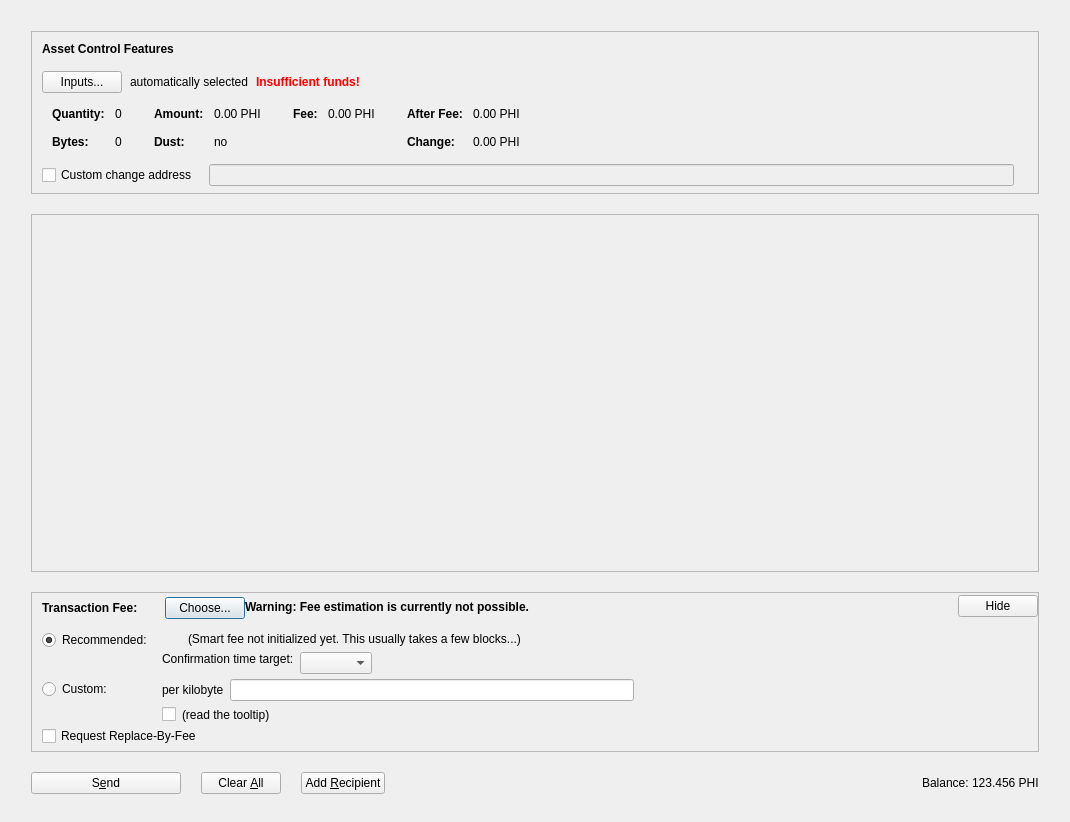
Before: the Qt Designer form src/qt/forms/assetsdialog.ui in PhicoinProject/PhicoinProject, drawn with Qt 5.
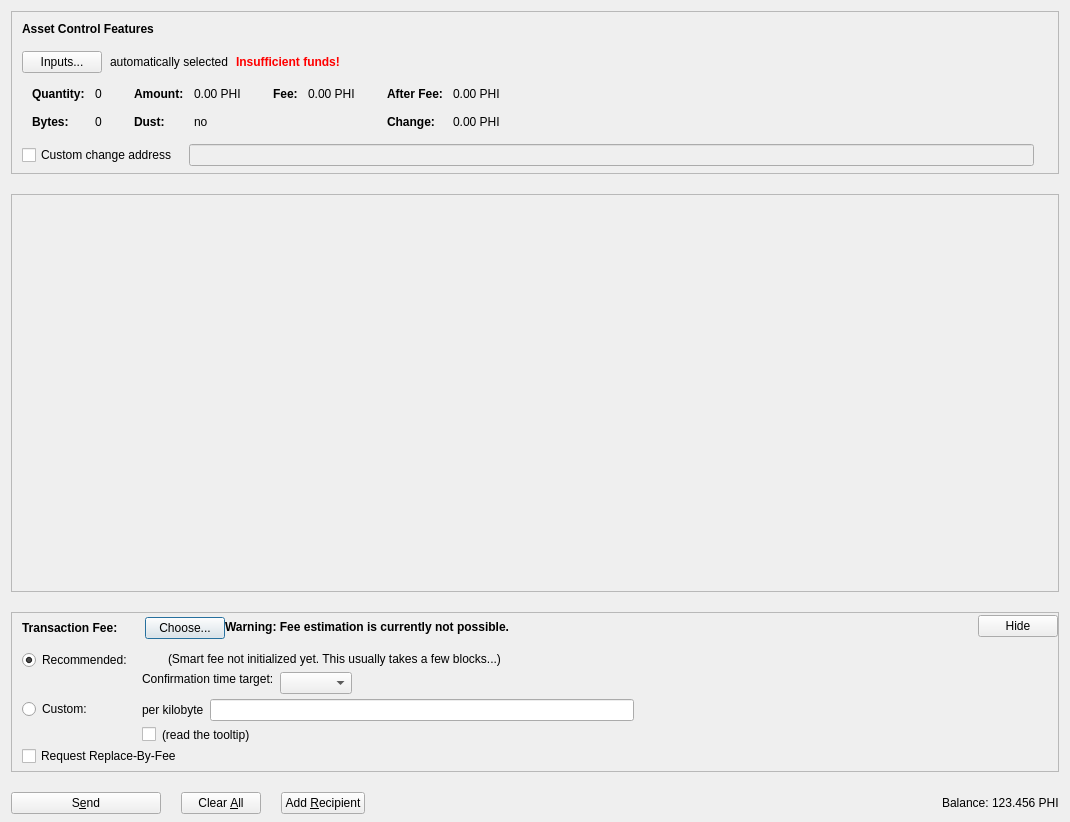
After: the same form once the commit is applied. Icons and pictures are not drawn. Custom widgets are drawn as their Qt base class.

```diff
--- a/src/qt/forms/assetsdialog.ui
+++ b/src/qt/forms/assetsdialog.ui
@@ -23,16 +23,16 @@
       <number>20</number>
      </property>
      <property name="leftMargin">
-      <number>20</number>
+      <number>0</number>
      </property>
      <property name="topMargin">
-      <number>20</number>
+      <number>0</number>
      </property>
      <property name="rightMargin">
-      <number>20</number>
+      <number>0</number>
      </property>
      <property name="bottomMargin">
-      <number>20</number>
+      <number>0</number>
      </property>
      <item>
       <widget class="QFrame" name="frameAssetControl">
@@ -604,8 +604,8 @@
          <rect>
           <x>0</x>
           <y>0</y>
-          <width>1010</width>
-          <height>257</height>
+          <width>1048</width>
+          <height>390</height>
          </rect>
         </property>
         <layout class="QVBoxLayout" name="verticalLayout_2" stretch="0,1">
```
